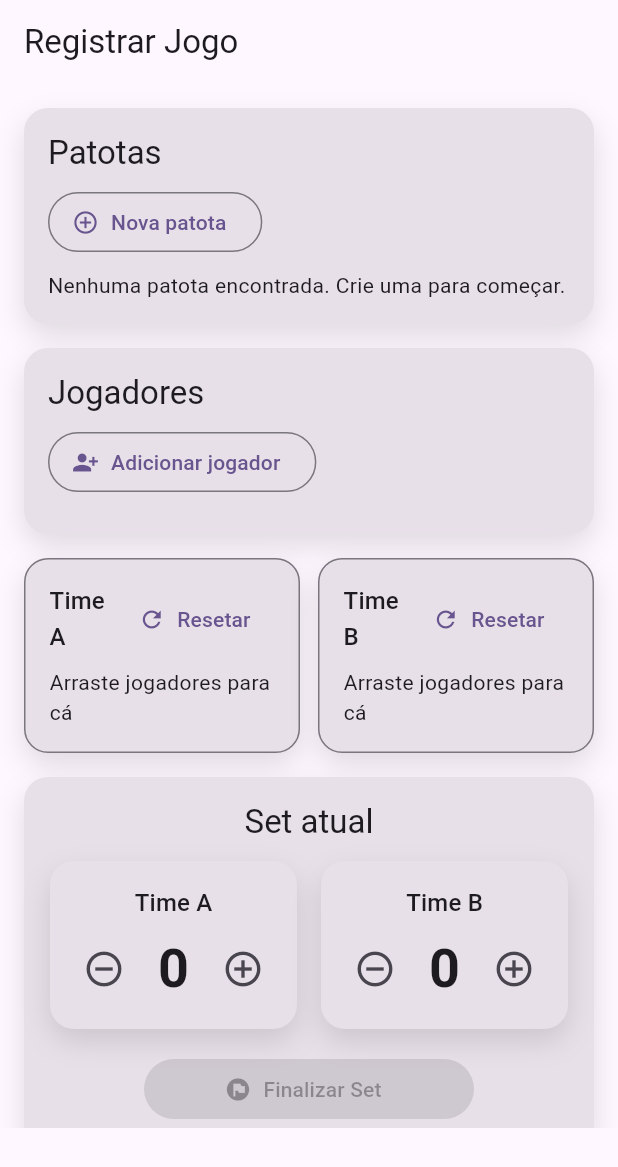
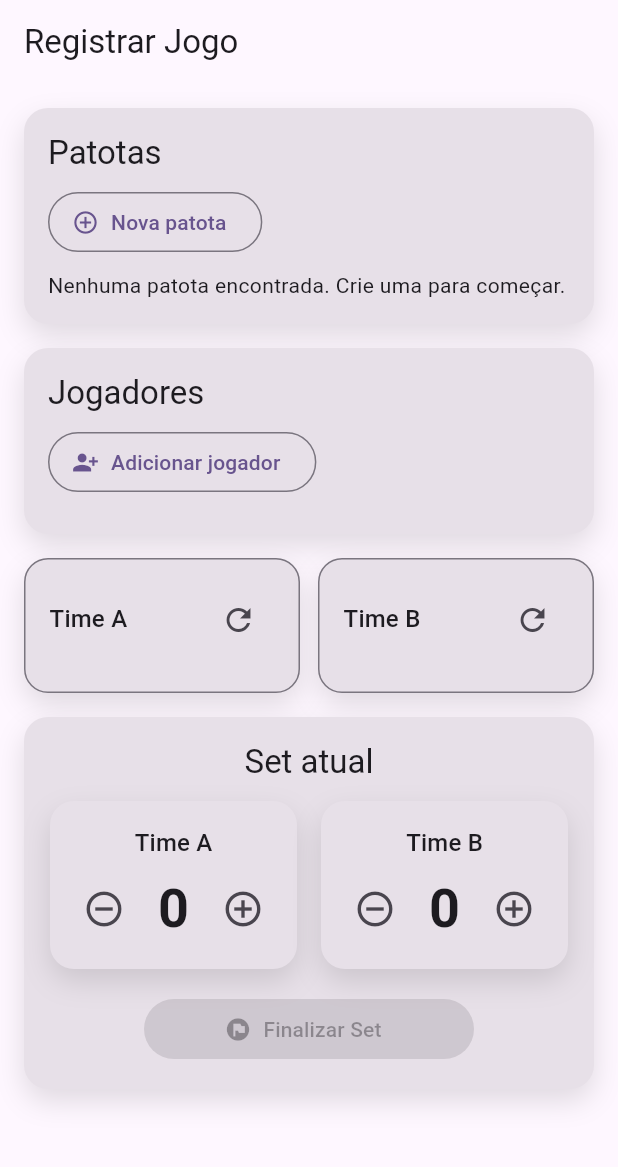
Before and after one commit to andredalsochio/padel-score, a Flutter app: the RegisterGameScreen screen opened by its route, on a phone screen of 412 x 824 dp. Shown: the top 1167 px of the screen. Run offline on Flutter 3.47's test engine with Material 3 defaults, Android fonts, the phone set to English and light mode, and no system bars; our stand-ins replace go_router, supabase_flutter; accounts and stored records are empty.

Commit message:
refactor(team_drop_area): replace TextButton with IconButton and remove empty state text
Simplify the UI by replacing the reset button with a more compact IconButton and removing the empty state text since the drop area is self-explanatory

```diff
--- a/lib/features/games/register/widgets/team_drop_area.dart
+++ b/lib/features/games/register/widgets/team_drop_area.dart
@@ -60,22 +60,16 @@ class TeamDropArea extends StatelessWidget {
                           ?.copyWith(color: isHighlighted ? onBase : null),
                     ),
                   ),
-                  TextButton.icon(
+                  IconButton(
                     onPressed: onReset,
                     icon: const Icon(Icons.refresh),
-                    label: const Text('Resetar'),
+                    tooltip: 'Resetar',
                   ),
                 ],
               ),
               const SizedBox(height: 8),
               if (playerNames.isEmpty)
-                Text(
-                  'Arraste jogadores para cá',
-                  style: Theme.of(context)
-                      .textTheme
-                      .bodyMedium
-                      ?.copyWith(color: isHighlighted ? onBase : null),
-                )
+                const SizedBox.shrink()
               else
                 Wrap(
                   spacing: 8,
```
